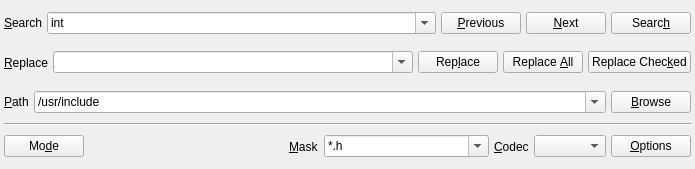
Before: the Qt Designer form v2/branches/dev/plugins/base/SearchAndReplaceV2/src/SearchWidget.ui in testmana2/mks, drawn with Qt 5.
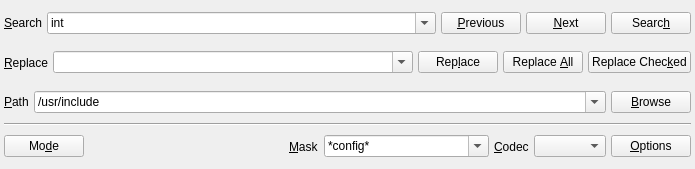
After: the same form once the commit is applied. Icons and pictures are not drawn.

```diff
--- a/v2/branches/dev/plugins/base/SearchAndReplaceV2/src/SearchWidget.ui
+++ b/v2/branches/dev/plugins/base/SearchAndReplaceV2/src/SearchWidget.ui
@@ -350,7 +350,7 @@
            </property>
            <item>
             <property name="text">
-             <string>*.h</string>
+             <string>*config*</string>
             </property>
            </item>
           </widget>
```
